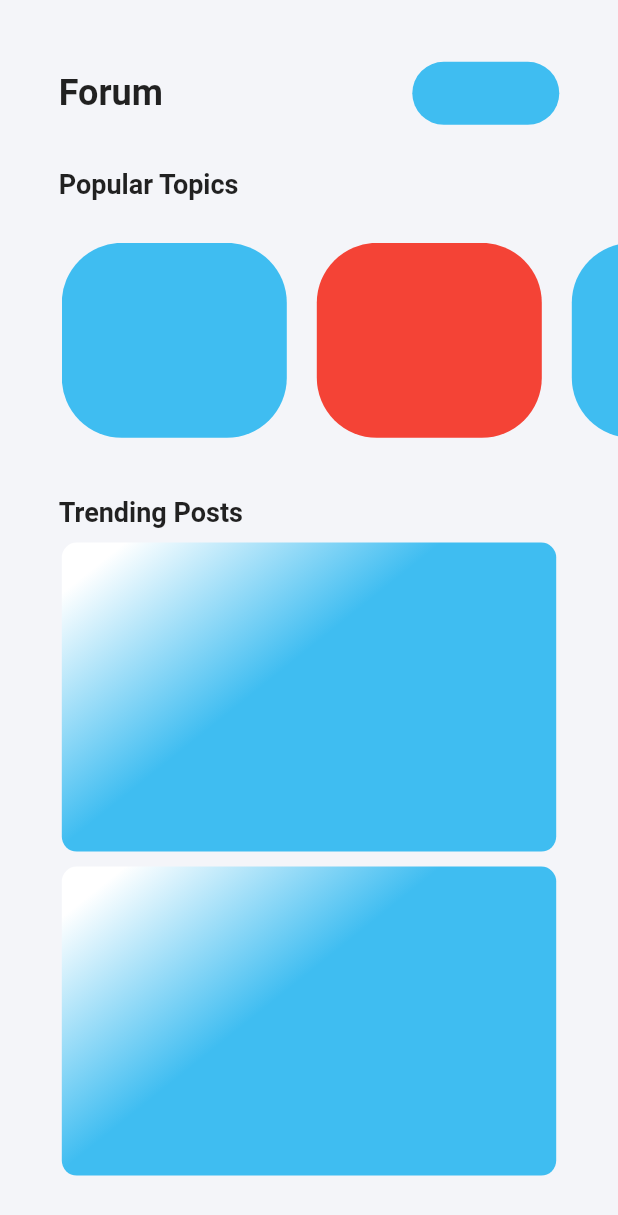
After one commit to sercan45329/CampusGo, a Flutter app: the ForumPage screen opened directly, on a phone screen of 412 x 824 dp. The commit adds this screen. Shown: the top 1215 px of the screen. Run offline on Flutter 3.47's test engine with Material 2 defaults, Android fonts, the phone set to English and light mode, and no system bars; our stand-ins replace cloud_firestore, firebase_auth, firebase_core, flutter_svg, google_nav_bar; accounts and stored records are empty.

Commit message:
Forum Page Design

```diff
--- a/campus_go/lib/main.dart
+++ b/campus_go/lib/main.dart
@@ -1,3 +1,4 @@
+import 'package:campus_go/presentation/pages/forum_page.dart';
 import 'package:campus_go/presentation/pages/home_page.dart';
 import 'package:campus_go/presentation/pages/login_page.dart';
 import 'package:campus_go/presentation/pages/registration_page.dart';
--- /dev/null
+++ b/campus_go/lib/presentation/pages/forum_page.dart
@@ -0,0 +1,164 @@
+import 'package:campus_go/data/constants/my_colors.dart';
+import 'package:campus_go/data/constants/phone_screen.dart';
+import 'package:flutter/material.dart';
+import 'package:flutter/services.dart';
+
+class ForumPage extends StatelessWidget {
+  const ForumPage({super.key});
+
+  @override
+  Widget build(BuildContext context) {
+    SystemChrome.setSystemUIOverlayStyle(
+        const SystemUiOverlayStyle(statusBarColor: Colors.transparent));
+    return Scaffold(
+      backgroundColor: MyColors.appBackground,
+      body: Column(
+        children: [
+          Row(
+            children: [
+              Expanded(
+                child: Padding(
+                    padding: EdgeInsets.only(
+                        left: context.screenWidth * 0.095,
+                        top: context.screenHeight * 0.050),
+                    child: const Text(
+                      'Forum',
+                      style:
+                          TextStyle(fontWeight: FontWeight.bold, fontSize: 24),
+                    )),
+              ),
+              Align(
+                child: Padding(
+                  padding: EdgeInsets.only(
+                      right: context.screenWidth * 0.095,
+                      top: context.screenHeight * 0.050),
+                  child: Container(
+                    alignment: Alignment.centerRight,
+                    decoration: BoxDecoration(
+                      shape: BoxShape.rectangle,
+                      borderRadius: const BorderRadius.all(Radius.circular(40)),
+                      color: MyColors.applicationMustUsedBlue,
+                    ),
+                    width: 98,
+                    height: 42,
+                  ),
+                ),
+              )
+            ],
+          ),
+          Align(
+              alignment: Alignment.centerLeft,
+              child: Padding(
+                  padding: EdgeInsets.only(
+                      left: context.screenWidth * 0.095,
+                      top: context.screenHeight * 0.035),
+                  child: const Text(
+                    'Popular Topics',
+                    style: TextStyle(fontWeight: FontWeight.bold, fontSize: 18),
+                  ))),
+          Padding(
+            padding: EdgeInsets.only(
+                bottom: 10,
+                top: context.screenHeight * 0.035,
+                left: context.screenWidth * 0.1),
+            child: SizedBox(
+              height: 130,
+              width: double.infinity,
+              child: ListView.builder(
+                scrollDirection: Axis.horizontal,
+                itemCount:
+                    4, // Replace with the actual number of items in your list
+                itemBuilder: (context, index) {
+                  return Row(
+                    children: [
+                      Container(
+                        width: 150,
+                        decoration: BoxDecoration(
+                          shape: BoxShape.rectangle,
+                          borderRadius:
+                              const BorderRadius.all(Radius.circular(40)),
+                          color: index % 2 == 0
+                              ? MyColors.applicationMustUsedBlue
+                              : Colors.red,
+                        ),
+
+                        // Replace with the desired colors for each item
+                      ),
+                      const SizedBox(
+                        width: 20,
+                      )
+                    ],
+                  );
+                },
+              ),
+            ),
+          ),
+          Align(
+              alignment: Alignment.centerLeft,
+              child: Padding(
+                  padding: EdgeInsets.only(
+                      left: context.screenWidth * 0.095,
+                      top: context.screenHeight * 0.035),
+                  child: const Text(
+                    'Trending Posts',
+                    style: TextStyle(fontWeight: FontWeight.bold, fontSize: 18),
+                  ))),
+          const SizedBox(
+            height: 10,
+          ),
+          Padding(
+            padding: EdgeInsets.only(
+                left: context.screenWidth * 0.070,
+                right: context.screenWidth * 0.070),
+            child: Container(
+              decoration: BoxDecoration(
+                  gradient: LinearGradient(
+                      begin: Alignment.topLeft,
+                      end: Alignment.bottomCenter,
+                      stops: [
+                        0.1,
+                        0.6
+                      ],
+                      colors: [
+                        Colors.white,
+                        MyColors.applicationMustUsedBlue,
+                      ]),
+                  shape: BoxShape.rectangle,
+                  borderRadius: BorderRadius.all(Radius.circular(10)),
+                  color: Colors.blue),
+              height: context.screenHeight * 0.25,
+              width: context.screenWidth * 0.80,
+            ),
+          ),
+          const SizedBox(
+            height: 10,
+          ),
+          Padding(
+            padding: EdgeInsets.only(
+                left: context.screenWidth * 0.070,
+                right: context.screenWidth * 0.070),
+            child: Container(
+              decoration: BoxDecoration(
+                  gradient: LinearGradient(
+                      begin: Alignment.topLeft,
+                      end: Alignment.bottomCenter,
+                      stops: [
+                        0.1,
+                        0.6
+                      ],
+                      colors: [
+                        Colors.white,
+                        MyColors.applicationMustUsedBlue,
+                      ]),
+                  shape: BoxShape.rectangle,
+                  borderRadius: BorderRadius.all(Radius.circular(10)),
+                  color: Colors.blue),
+              height: context.screenHeight * 0.25,
+              width: context.screenWidth * 0.80,
+            ),
+          )
+        ],
+      ),
+    );
+  }
+}
```
